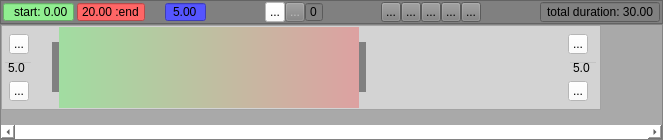
The window that animtimeline.ui (hiergaut/AnimTimeline) describes before a commit, drawn with Qt 5.
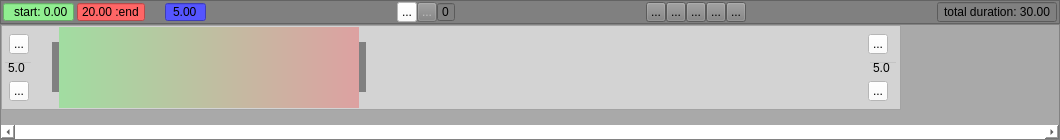
The same window after the commit. Icons and pictures are not drawn. Custom widgets are drawn as their Qt base class.

Commit message: change timeline width

The edit to the form file:
```diff
--- a/animtimeline.ui
+++ b/animtimeline.ui
@@ -6,7 +6,7 @@
    <rect>
     <x>0</x>
     <y>0</y>
-    <width>663</width>
+    <width>1060</width>
     <height>140</height>
    </rect>
   </property>
@@ -524,7 +524,7 @@
        <rect>
         <x>0</x>
         <y>0</y>
-        <width>600</width>
+        <width>900</width>
         <height>103</height>
        </rect>
       </property>
@@ -536,7 +536,7 @@
       </property>
       <property name="minimumSize">
        <size>
-        <width>600</width>
+        <width>900</width>
         <height>0</height>
        </size>
       </property>
```
The commit also changes 3 other files.
